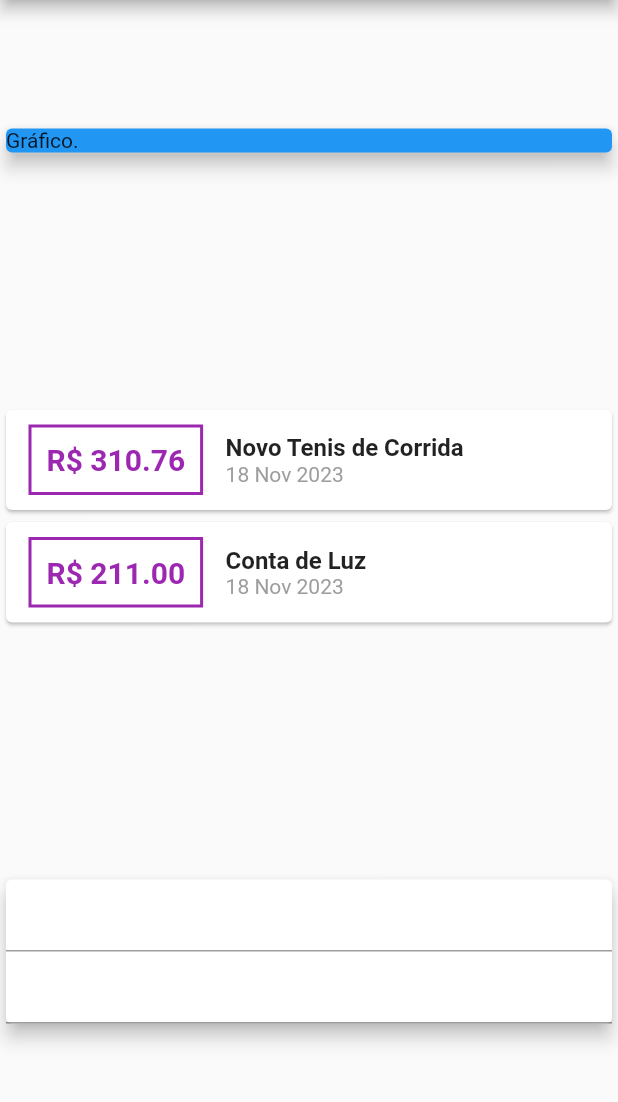
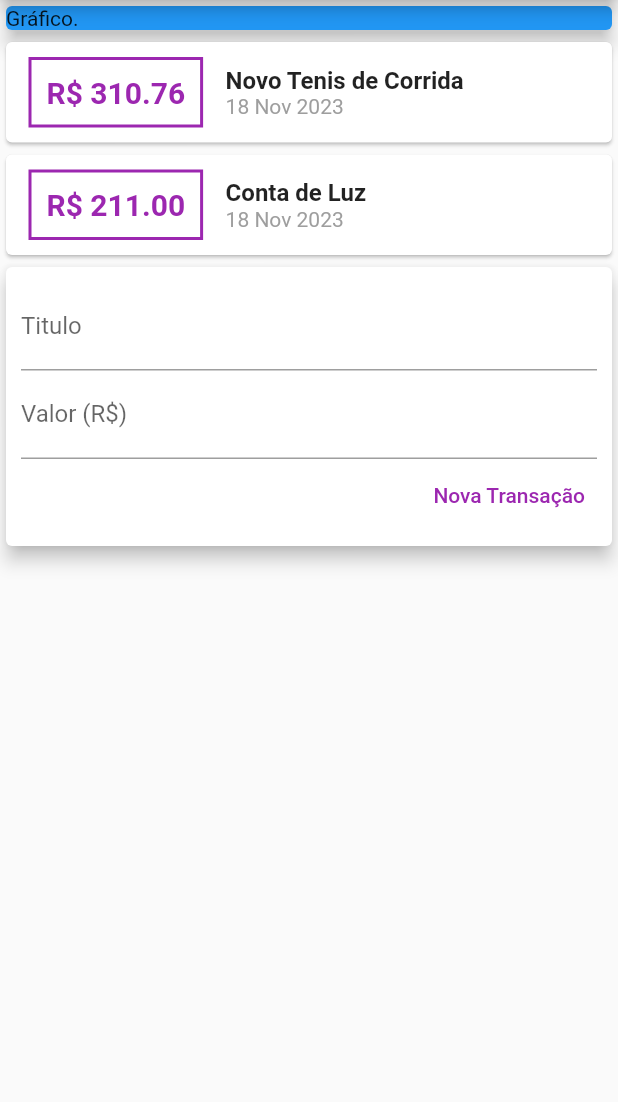
Before and after one commit to kessygodoy/Flutter, a Flutter app: the screen it shows after launch, on a phone screen of 412 x 824 dp, the part 84-1186 px from its top. Run offline on Flutter 3.47's test engine with Material 2 defaults, Android fonts, the phone set to English and light mode, and no system bars.

Commit message:
Fiz o app expenses novamente
recomecei o expenses novamente com nome desepesas agora, pois estava ficando bem perdido no curso e preferi recomeçar pra entender bem

```diff
--- /dev/null
+++ b/curso_flutter/despesas/lib/main.dart
@@ -0,0 +1,86 @@
+import 'package:despesas/models/transaction.dart';
+import 'package:flutter/material.dart';
+
+main() => runApp(ExpensesApp());
+
+class ExpensesApp extends StatelessWidget {
+  const ExpensesApp({super.key});
+
+  @override
+  Widget build(BuildContext context) {
+    return MaterialApp(
+      home: MyHomePage(),
+    );
+  }
+}
+
+class MyHomePage extends StatelessWidget {
+  final _transactions = [
+    Transaction(
+      id: 't1',
+      title: 'Novo Tenis de Corrida',
+      value: 310.76,
+      date: DateTime.now(),
+    ),
+    Transaction(
+      id: 't2',
+      title: 'Conta de Luz',
+      value: 211.30,
+      date: DateTime.now(),
+    )
+  ];
+  @override
+  Widget build(BuildContext context) {
+    return Scaffold(
+      appBar: AppBar(
+        title: Text('Despesas Pessoais'),
+      ),
+      body: Column(children: [
+        Container(
+          width: double.infinity,
+          child: Card(
+            color: Colors.blue,
+            child: Text('Gráfico'),
+            elevation: 5,
+          ),
+        ),
+        Column(
+          children: _transactions.map((e) {
+            return Card(
+              child: Row(children: [
+                Container(
+                  margin: EdgeInsets.symmetric(horizontal: 15, vertical: 10),
+                  decoration: BoxDecoration(
+                      border: Border.all(
+                    color: Colors.purple,
+                    width: 2,
+                  )),
+                  padding: EdgeInsets.all(10),
+                  child: Text('R\$ ${e.value.toStringAsFixed(2)}',
+                      style: TextStyle(
+                          fontWeight: FontWeight.bold,
+                          fontSize: 20,
+                          color: Colors.purple)),
+                ),
+                Column(
+                  crossAxisAlignment: CrossAxisAlignment.start,
+                  children: [
+                    Text(
+                      e.title,
+                      style:
+                          TextStyle(fontSize: 16, fontWeight: FontWeight.bold),
+                    ),
+                    Text(
+                      e.date.toString(),
+                      style: TextStyle(color: Colors.grey.shade600),
+                    )
+                  ],
+                )
+              ]),
+            );
+          }).toList(),
+        )
+      ]),
+    );
+  }
+}
--- /dev/null
+++ b/curso_flutter/despesas/lib/models/transaction.dart
@@ -0,0 +1,13 @@
+class Transaction {
+  final String id;
+  final String title;
+  final double value;
+  final DateTime date;
+
+  Transaction({
+    required this.id,
+    required this.title,
+    required this.value,
+    required this.date,
+  });
+}
--- /dev/null
+++ b/curso_flutter/expenses/lib/components/transaction_form.dart
@@ -0,0 +1,49 @@
+import 'package:flutter/material.dart';
+
+class TransactionForm extends StatelessWidget {
+  final titleController = TextEditingController();
+  final valueController = TextEditingController();
+
+  final void Function(String, double) onSubmit;
+
+  TransactionForm(this.onSubmit);
+
+  @override
+  Widget build(BuildContext context) {
+    return Card(
+      elevation: 5,
+      child: Padding(
+        padding: const EdgeInsets.all(10),
+        child: Column(
+          children: [
+            TextField(
+              controller: titleController,
+              decoration: InputDecoration(
+                labelText: 'Titulo',
+              ),
+            ),
+            TextField(
+              controller: valueController,
+              decoration: InputDecoration(
+                labelText: 'Valor (R\$)',
+              ),
+            ),
+            Row(
+              mainAxisAlignment: MainAxisAlignment.end,
+              children: [
+                TextButton(
+                  style: TextButton.styleFrom(primary: Colors.purple),
+                  onPressed: () {
+                    print(titleController.text);
+                    print(valueController.text);
+                  },
+                  child: Text('Nova Transação'),
+                ),
+              ],
+            ),
+          ],
+        ),
+      ),
+    );
+  }
+}
--- /dev/null
+++ b/curso_flutter/expenses/lib/components/transaction_list.dart
@@ -0,0 +1,54 @@
+import 'package:expenses/models/transaction.dart';
+import 'package:flutter/material.dart';
+import '../models/transaction.dart';
+import 'package:intl/intl.dart';
+
+class TransactionList extends StatelessWidget {
+  final List<Transaction> transactions;
+
+  TransactionList(this.transactions);
+
+  @override
+  Widget build(BuildContext context) {
+    return Column(
+      children: transactions.map((e) {
+        return Card(
+          child: Row(
+            children: [
+              Container(
+                margin: EdgeInsets.symmetric(horizontal: 15, vertical: 10),
+                decoration: BoxDecoration(
+                    border: Border.all(
+                  color: Colors.purple,
+                  width: 2,
+                )),
+                padding: EdgeInsets.all(10),
+                child: Text(
+                  'R\$ ' + e.value.toStringAsFixed(2),
+                  style: TextStyle(
+                    fontWeight: FontWeight.bold,
+                    fontSize: 20,
+                    color: Colors.purple,
+                  ),
+                ),
+              ),
+              Column(
+                crossAxisAlignment: CrossAxisAlignment.start,
+                children: [
+                  Text(
+                    e.title,
+                    style: TextStyle(fontSize: 16, fontWeight: FontWeight.bold),
+                  ),
+                  Text(
+                    DateFormat('d MMM y').format(e.date),
+                    style: TextStyle(color: Colors.grey),
+                  ),
+                ],
+              )
+            ],
+          ),
+        );
+      }).toList(),
+    );
+  }
+}
--- /dev/null
+++ b/curso_flutter/expenses/lib/components/transaction_user.dart
@@ -0,0 +1,53 @@
+import 'dart:math';
+
+import 'package:flutter/material.dart';
+import 'transaction_form.dart';
+import 'transaction_list.dart';
+import '../models/transaction.dart';
+
+class TransactionUser extends StatefulWidget {
+  const TransactionUser({super.key});
+
+  @override
+  State<TransactionUser> createState() => _TransactionUserState();
+}
+
+class _TransactionUserState extends State<TransactionUser> {
+  final _transactions = [
+    Transaction(
+      id: 't1',
+      title: 'Novo Tenis de Corrida',
+      value: 310.76,
+      date: DateTime.now(),
+    ),
+    Transaction(
+      id: 't2',
+      title: 'Conta de Luz',
+      value: 211,
+      date: DateTime.now(),
+    )
+  ];
+
+  _addTransaction(String title, double value) {
+    final newTransaction = Transaction(
+      id: Random().nextDouble().toString(),
+      title: title,
+      value: value,
+      date: DateTime.now(),
+    );
+
+    setState(() {
+      _transactions.add(newTransaction);
+    });
+  }
+
+  @override
+  Widget build(BuildContext context) {
+    return Column(
+      children: [
+        TransactionList(_transactions),
+        TransactionForm(_addTransaction),
+      ],
+    );
+  }
+}
--- a/curso_flutter/expenses/lib/main.dart
+++ b/curso_flutter/expenses/lib/main.dart
@@ -1,6 +1,6 @@
-import 'package:expenses/models/transaction.dart';
+import 'package:expenses/components/transaction_user.dart';
+
 import 'package:flutter/material.dart';
-import 'package:intl/intl.dart';
 
 void main(List<String> args) {
   runApp(ExpensesApp());
@@ -18,21 +18,6 @@ class ExpensesApp extends StatelessWidget {
 }
 
 class MyHomePage extends StatelessWidget {
-  final _transactions = [
-    Transaction(
-      id: 't1',
-      title: 'Novo Tenis de Corrida',
-      value: 310.76,
-      date: DateTime.now(),
-    ),
-    Transaction(
-      id: 't2',
-      title: 'Conta de Luz',
-      value: 211,
-      date: DateTime.now(),
-    )
-  ];
-
   @override
   Widget build(BuildContext context) {
     return Scaffold(
@@ -40,7 +25,7 @@ class MyHomePage extends StatelessWidget {
         title: Text('Despesas Pessoais'),
       ),
       body: Column(
-        mainAxisAlignment: MainAxisAlignment.spaceAround,
+        // mainAxisAlignment: MainAxisAlignment.spaceAround,
         crossAxisAlignment: CrossAxisAlignment.stretch,
         children: <Widget>[
           Container(
@@ -50,57 +35,7 @@ class MyHomePage extends StatelessWidget {
               elevation: 5,
             ),
           ),
-          Column(
-            children: _transactions.map((e) {
-              return Card(
-                child: Row(
-                  children: [
-                    Container(
-                      margin:
-                          EdgeInsets.symmetric(horizontal: 15, vertical: 10),
-                      decoration: BoxDecoration(
-                          border: Border.all(
-                        color: Colors.purple,
-                        width: 2,
-                      )),
-                      padding: EdgeInsets.all(10),
-                      child: Text(
-                        'R\$ ' + e.value.toStringAsFixed(2),
-                        style: TextStyle(
-                          fontWeight: FontWeight.bold,
-                          fontSize: 20,
-                          color: Colors.purple,
-                        ),
-                      ),
-                    ),
-                    Column(
-                      crossAxisAlignment: CrossAxisAlignment.start,
-                      children: [
-                        Text(
-                          e.title,
-                          style: TextStyle(
-                              fontSize: 16, fontWeight: FontWeight.bold),
-                        ),
-                        Text(
-                          DateFormat('d MMM y').format(e.date),
-                          style: TextStyle(color: Colors.grey),
-                        ),
-                      ],
-                    )
-                  ],
-                ),
-              );
-            }).toList(),
-          ),
-          Card(
-            elevation: 5,
-            child: Column(
-              children: [
-                TextField(),
-                TextField(),
-              ],
-            ),
-          )
+          TransactionUser(),
         ],
       ),
     );
```
Also changed, not shown: curso_flutter/despesas/analysis_options.yaml (added, +28 -0 lines), curso_flutter/despesas/pubspec.yaml (added, +90 -0 lines), curso_flutter/despesas/pubspec.lock (added), 123 other files.
